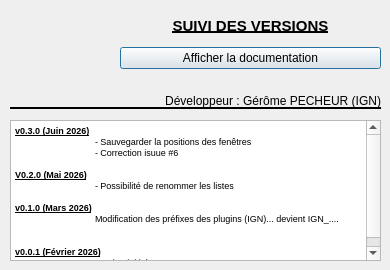
Old version of the form aproposde.ui in the repository IGNF/assistant-liste-qgis-plugin.
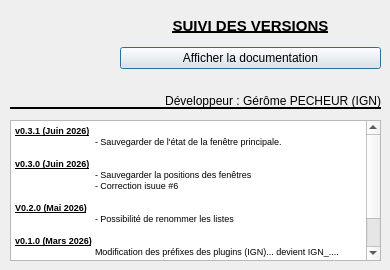
New version of the form. Icons and pictures are not drawn.

Commit message: gestion état fenêtre à l'ouverture

The edit to the form file:
```diff
--- a/aproposde.ui
+++ b/aproposde.ui
@@ -100,6 +100,9 @@
 &lt;html&gt;&lt;head&gt;&lt;meta name=&quot;qrichtext&quot; content=&quot;1&quot; /&gt;&lt;style type=&quot;text/css&quot;&gt;
 p, li { white-space: pre-wrap; }
 &lt;/style&gt;&lt;/head&gt;&lt;body style=&quot; font-family:'MS Shell Dlg 2'; font-size:8.25pt; font-weight:400; font-style:normal;&quot;&gt;
+&lt;p style=&quot; margin-top:0px; margin-bottom:0px; margin-left:0px; margin-right:0px; -qt-block-indent:0; text-indent:0px;&quot;&gt;&lt;span style=&quot; font-size:7pt; font-weight:600; text-decoration: underline;&quot;&gt;v0.3.1 (Juin 2026)&lt;/span&gt;&lt;/p&gt;
+&lt;p style=&quot; margin-top:0px; margin-bottom:0px; margin-left:0px; margin-right:0px; -qt-block-indent:0; text-indent:0px;&quot;&gt;&lt;span style=&quot; font-size:7pt;&quot;&gt;	- Sauvegarder de l'état de la fenêtre principale.&lt;/span&gt;&lt;/p&gt;
+&lt;p style=&quot;-qt-paragraph-type:empty; margin-top:0px; margin-bottom:0px; margin-left:0px; margin-right:0px; -qt-block-indent:0; text-indent:0px; font-size:7pt;&quot;&gt;&lt;br /&gt;&lt;/p&gt;
 &lt;p style=&quot; margin-top:0px; margin-bottom:0px; margin-left:0px; margin-right:0px; -qt-block-indent:0; text-indent:0px;&quot;&gt;&lt;span style=&quot; font-size:7pt; font-weight:600; text-decoration: underline;&quot;&gt;v0.3.0 (Juin 2026)&lt;/span&gt;&lt;/p&gt;
 &lt;p style=&quot; margin-top:0px; margin-bottom:0px; margin-left:0px; margin-right:0px; -qt-block-indent:0; text-indent:0px;&quot;&gt;&lt;span style=&quot; font-size:7pt;&quot;&gt;	- Sauvegarder la positions des fenêtres&lt;/span&gt;&lt;/p&gt;
 &lt;p style=&quot; margin-top:0px; margin-bottom:0px; margin-left:0px; margin-right:0px; -qt-block-indent:0; text-indent:0px;&quot;&gt;&lt;span style=&quot; font-size:7pt;&quot;&gt;	- Correction isuue #6&lt;/span&gt;&lt;/p&gt;
```
The commit also changes 3 other files.
